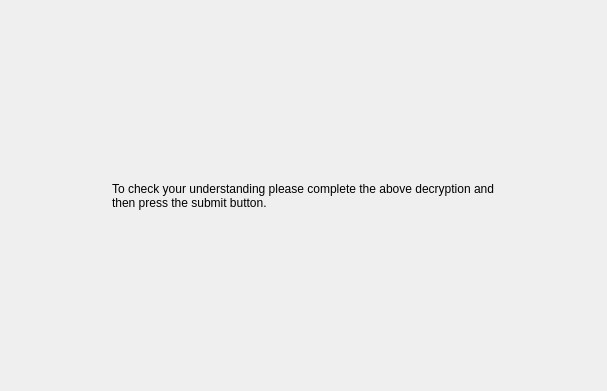
This is MarketSimulation/instructionscreentest3.ui in dwattttt/marketsim as Qt 5 draws it before an edit. The edited form follows.
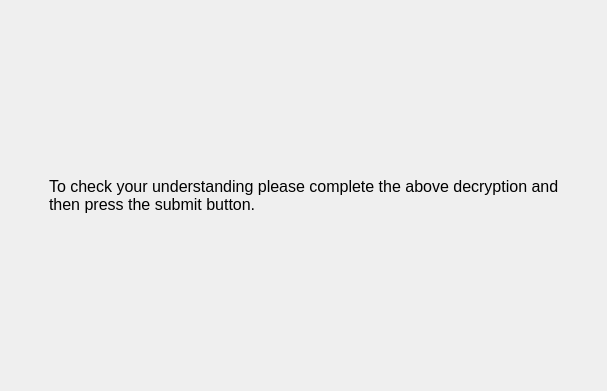
This is the edited form.

Diff of the .ui file:
```diff
--- a/MarketSimulation/instructionscreentest3.ui
+++ b/MarketSimulation/instructionscreentest3.ui
@@ -44,6 +44,11 @@
      </item>
      <item>
       <widget class="QLabel" name="label">
+       <property name="font">
+        <font>
+         <pointsize>12</pointsize>
+        </font>
+       </property>
        <property name="text">
         <string>To check your understanding please complete the above decryption and
 then press the submit button.</string>
```
